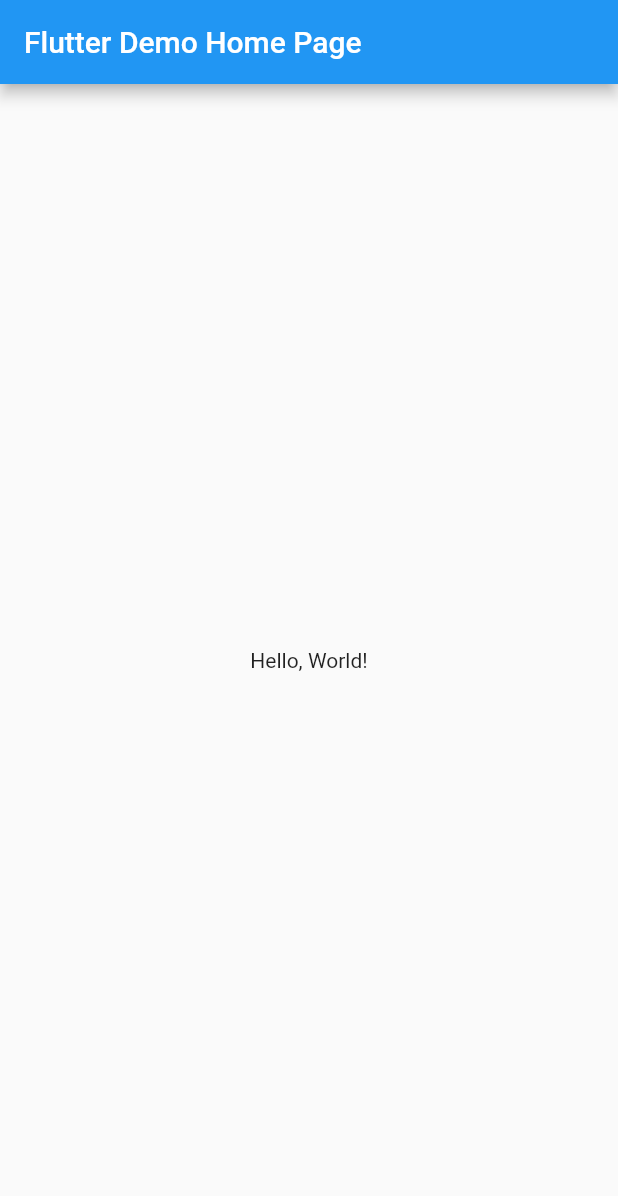
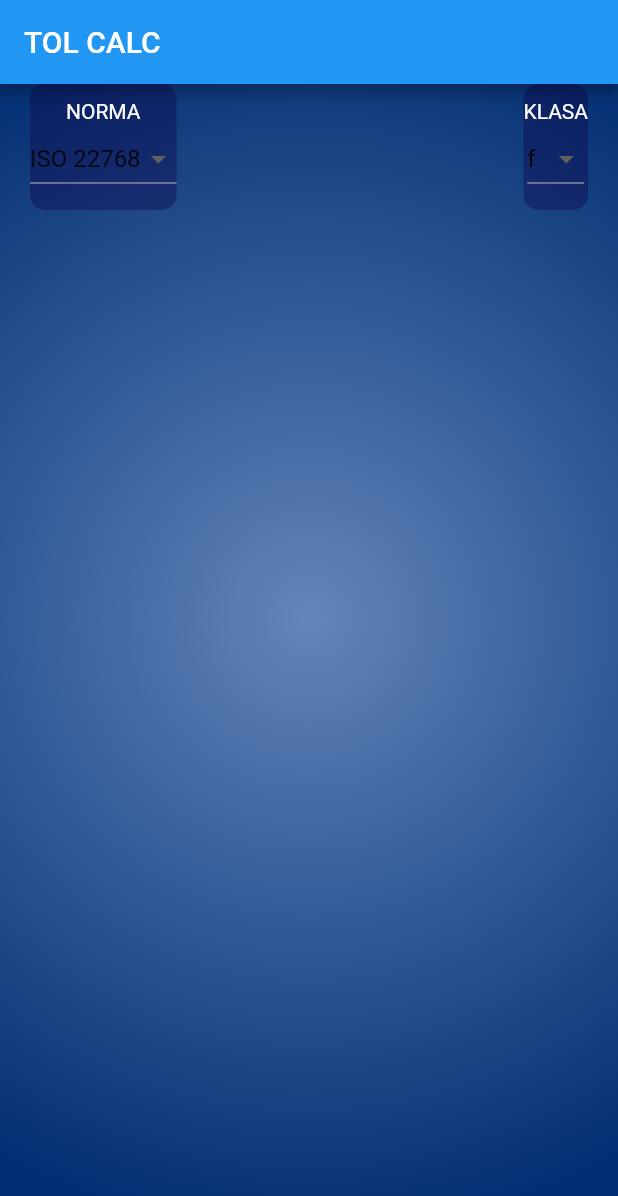
Before and after one commit to mateuszsoltys/tol_calc, a Flutter app: the screen it shows after launch, on a phone screen of 412 x 824 dp. Shown: the top 1196 px of the screen. Run offline on Flutter 3.47's test engine with Material 2 defaults, Android fonts, the phone set to English and light mode, and no system bars; our stand-ins replace google_fonts; Roboto replaces fonts that are missing (Habibi).

Commit message:
start project in flutlab. Create Dropdown widget model

```diff
--- /dev/null
+++ b/lib/app/app.dart
@@ -0,0 +1,21 @@
+import 'package:flutter/material.dart';
+import 'features/pages/home_page/home_page.dart';
+
+class MyApp extends StatelessWidget {
+  // This widget is the root of your application.
+  @override
+  Widget build(BuildContext context) {
+    return MaterialApp(
+      debugShowCheckedModeBanner: false,
+      // Application name
+      title: 'TOL CALC',
+      // Application theme data, you can set the colors for the application as
+      // you want
+      theme: ThemeData(
+          primarySwatch: Colors.blue,
+          scaffoldBackgroundColor: Colors.transparent),
+      // A widget which will be started on application startup
+      home: const HomePage(title: 'TOL CALC'),
+    );
+  }
+}
--- /dev/null
+++ b/lib/app/core/enums.dart
@@ -0,0 +1,17 @@
+enum Norms {
+  iso22768('ISO 22768'),
+  duplo('dupki 222');
+
+  const Norms(this.label);
+  final String label;
+}
+
+enum NormClasses {
+  f('f'),
+  m('m'),
+  c('c'),
+  v('v');
+
+  const NormClasses(this.label);
+  final String label;
+}
--- /dev/null
+++ b/lib/app/features/pages/home_page/home_page.dart
@@ -0,0 +1,51 @@
+import 'package:flutter/material.dart';
+import 'package:tolcalc/app/core/enums.dart';
+import 'package:tolcalc/app/models/widgets/choose_field_widget_model.dart';
+
+class HomePage extends StatelessWidget {
+  final String title;
+  const HomePage({Key? key, required this.title}) : super(key: key);
+
+  @override
+  Widget build(BuildContext context) {
+    return Container(
+      decoration: const BoxDecoration(
+          gradient: RadialGradient(
+              colors: [Color(0xff6285BA), Color(0xff022F73)], radius: 1)),
+      child: Scaffold(
+        appBar: AppBar(
+          // The title text which will be shown on the action bar
+          title: Text(title),
+        ),
+        body: Center(
+          child: Column(
+            children: [
+              Container(
+                width: MediaQuery.of(context).size.width,
+                margin: const EdgeInsets.only(left: 20, right: 20),
+                child: Row(
+                    mainAxisAlignment: MainAxisAlignment.spaceBetween,
+                    children: [
+                      ChooseField(
+                        fieldName: 'norma',
+                        items: Norms.values.map((Norms norm) {
+                          return DropdownMenuItem<Norms>(
+                              child: Text(norm.label));
+                        }).toList(),
+                      ),
+                      ChooseField(
+                        fieldName: 'klasa',
+                        items: NormClasses.values.map((NormClasses normClass) {
+                          return DropdownMenuItem<NormClasses>(
+                              child: Text(normClass.label));
+                        }).toList(),
+                      )
+                    ]),
+              ),
+            ],
+          ),
+        ),
+      ),
+    );
+  }
+}
--- /dev/null
+++ b/lib/app/models/widgets/choose_field_widget_model.dart
@@ -0,0 +1,30 @@
+import 'package:google_fonts/google_fonts.dart';
+import 'package:flutter/material.dart';
+
+import '../../core/enums.dart';
+
+class ChooseField extends StatelessWidget {
+  final String fieldName;
+  final List<DropdownMenuItem<Enum>>? items;
+  const ChooseField({Key? key, required this.fieldName, required this.items})
+      : super(key: key);
+
+  @override
+  Widget build(BuildContext context) {
+    return Container(
+      // width: MediaQuery.of(context).size.width,
+      // margin: const EdgeInsets.only(left: 20, right: 20),
+      decoration: BoxDecoration(
+          borderRadius: BorderRadius.circular(10),
+          color: const Color.fromRGBO(14, 0, 68, 0.37)),
+      child: Column(children: [
+        const SizedBox(height: 10),
+        Text(fieldName.toUpperCase(),
+            style: GoogleFonts.habibi(
+                textStyle: const TextStyle(color: Colors.white))),
+        DropdownButton(items: items, onChanged: (val) {}),
+        const SizedBox(height: 10)
+      ]),
+    );
+  }
+}
--- a/lib/main.dart
+++ b/lib/main.dart
@@ -1,41 +1,4 @@
 import 'package:flutter/material.dart';
+import 'package:tolcalc/app/app.dart';
 
 void main() => runApp(MyApp());
-
-class MyApp extends StatelessWidget {
-  // This widget is the root of your application.
-  @override
-  Widget build(BuildContext context) {
-    return MaterialApp(
-      // Application name
-      title: 'Flutter Hello World',
-      // Application theme data, you can set the colors for the application as
-      // you want
-      theme: ThemeData(
-        primarySwatch: Colors.blue,
-      ),
-      // A widget which will be started on application startup
-      home: MyHomePage(title: 'Flutter Demo Home Page'),
-    );
-  }
-}
-
-class MyHomePage extends StatelessWidget {
-  final String title;
-  const MyHomePage({Key? key, required this.title}) : super(key: key);
-
-  @override
-  Widget build(BuildContext context) {
-    return Scaffold(
-      appBar: AppBar(
-        // The title text which will be shown on the action bar
-        title: Text(title),
-      ),
-      body: Center(
-        child: Text(
-          'Hello, World!',
-        ),
-      ),
-    );
-  }
-}
--- a/pubspec.yaml
+++ b/pubspec.yaml
@@ -1,5 +1,5 @@
 name: tolcalc
-description: A new Flutter project.
+description: Tolerance Calculator.
 
 # The following defines the version and build number for your application.
 # A version number is three numbers separated by dots, like 1.2.43
@@ -14,11 +14,12 @@ description: A new Flutter project.
 version: 1.0.0+1
 
 environment:
-  sdk: ">=2.12.0 <3.0.0"
+  sdk: ">=2.17.0 <3.0.0"
 
 dependencies:
   flutter:
     sdk: flutter
+  google_fonts: ^3.0.1
 
 dev_dependencies:
   flutter_test:
```
